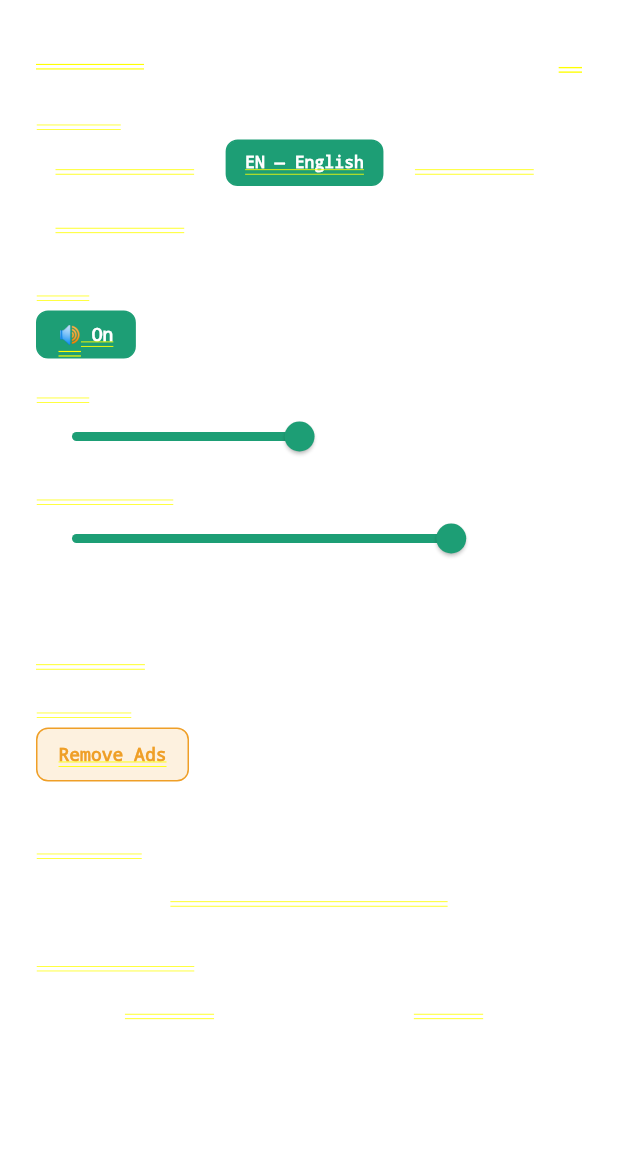
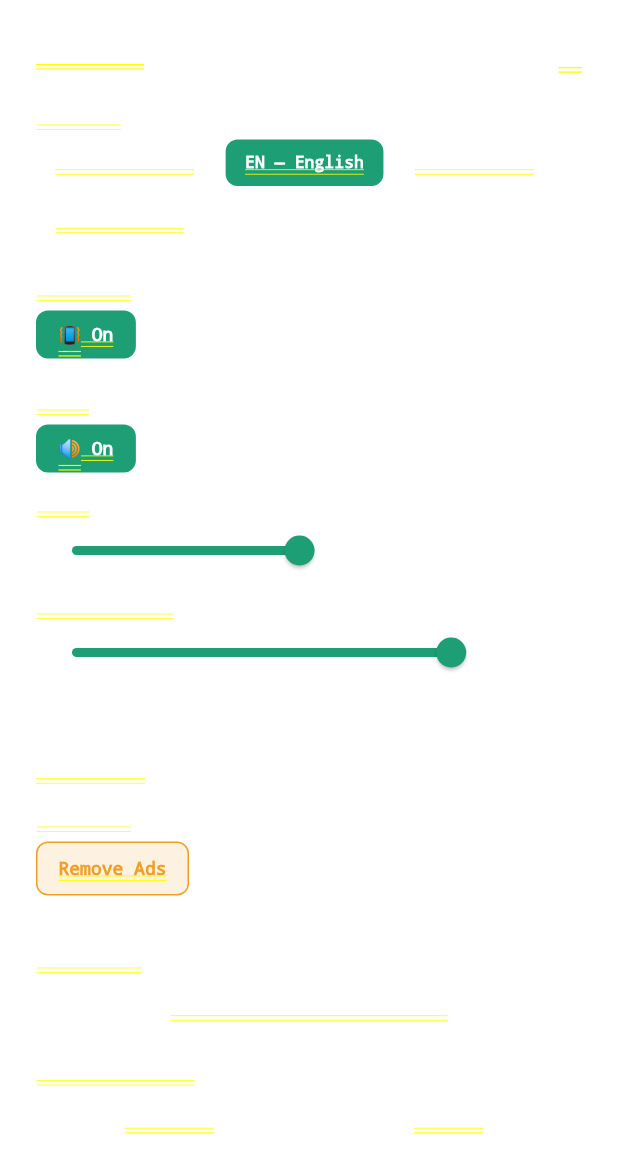
Before and after one commit to JandersonBrito/blitz-ball-game, a Flutter app: the SettingsScreen screen opened directly with empty values, on a phone screen of 412 x 824 dp. Shown: the top 1173 px of the screen. Run offline on Flutter 3.47's test engine with Material 3 defaults, Android fonts, the light colour scheme and no system bars; our stand-ins replace in_app_purchase, shared_preferences, vibration; missing offline and left inert: flame, flame_audio, games_services, unity_ads_plugin; accounts and stored records are empty.

Commit message:
feat: implement haptic feedback for block interactions and add speed upgrade feature

```diff
--- a/lib/game/managers/game_state.dart
+++ b/lib/game/managers/game_state.dart
@@ -160,6 +160,15 @@ class GameState extends ChangeNotifier {
     upgrades[id] = lvl + 1;
     notifyListeners();
     return true;
+  }
+
+  bool get speedUnlocked => (upgrades['speed'] ?? 0) > 0;
+  bool fastForward = false;
+  bool get fastForwardActive => fastForward && speedUnlocked;
+  void toggleFastForward() {
+    if (!speedUnlocked) return;
+    fastForward = !fastForward;
+    notifyListeners();
   }
 
   void addGold(int amount) { gold += amount; notifyListeners(); }
--- a/lib/main.dart
+++ b/lib/main.dart
@@ -4,6 +4,7 @@ import 'package:flutter/services.dart';
 import 'package:provider/provider.dart';
 import 'services/settings_service.dart';
 import 'services/audio_service.dart';
+import 'services/haptic_service.dart';
 import 'services/ad_service.dart';
 import 'services/purchase_service.dart';
 import 'services/consent_service.dart';
@@ -35,6 +36,7 @@ void main() async {
   final settings = await SettingsService.load();
   // Carrega em paralelo à abertura; o jogo funciona mudo até ficar pronto.
   unawaited(AudioService.instance.init(settings));
+  unawaited(HapticService.instance.init(settings));
   final gameState = await GameState.load();
 
   runApp(BallzApp(settings: settings, gameState: gameState));
--- a/lib/models/l10n.dart
+++ b/lib/models/l10n.dart
@@ -97,6 +97,7 @@ class L10n {
       'upg_water': ['Água+',         'Water+',         'Agua+',          'Eau+'],
       'upg_wind':  ['Vento+',        'Wind+',          'Viento+',        'Vent+'],
       'bounce':    ['Ricochete',     'Bounce',         'Rebote',         'Rebond'],
+      'speed':     ['Acelerar',      'Fast Forward',   'Acelerar',       'Accélérer'],
     };
     final t = map[id];
     return t != null ? _t(t) : id;
@@ -113,6 +114,7 @@ class L10n {
       'upg_water': ['Dano da Água contra Vento (desvantagem)', 'Water damage vs Wind (disadvantage)', 'Daño de Agua contra Viento (desventaja)', 'Dégâts de l\'Eau contre le Vent (désavantage)'],
       'upg_wind':  ['Chance do Vento ignorar desvantagem', 'Chance for Wind to ignore disadvantage', 'Probabilidad de que el Viento ignore la desventaja', 'Chance que le Vent ignore le désavantage'],
       'bounce':    ['Quiques extras mostrados na mira', 'Extra bounces shown on the aim line', 'Rebotes extra mostrados en la mira', 'Rebonds supplémentaires sur la visée'],
+      'speed':     ['Botão ▶▶ no jogo: rodada em 2x', 'In-game ▶▶ button: round at 2x', 'Botón ▶▶ en el juego: ronda a 2x', 'Bouton ▶▶ en jeu : manche en 2x'],
     };
     final t = map[id];
     return t != null ? _t(t) : '';
@@ -140,6 +142,8 @@ class L10n {
         return pct(value ?? 0);
       case 'bounce':
         return '${(value ?? 0).toInt()}';
+      case 'speed':
+        return '${(value ?? 1).toInt()}x';
       default:
         return value?.toString() ?? '-';
     }
@@ -181,6 +185,7 @@ class L10n {
   String get settingsSound    => _t(['Som', 'Sound', 'Sonido', 'Son']);
   String get settingsVolume   => _t(['Volume', 'Volume', 'Volumen', 'Volume']);
   String get settingsMusic    => _t(['Música', 'Music', 'Música', 'Musique']);
+  String get settingsVibration => _t(['Vibração', 'Vibration', 'Vibración', 'Vibration']);
   String get settingsSfx      => _t(['Efeitos sonoros', 'Sound effects', 'Efectos de sonido', 'Effets sonores']);
 
   // ── Tutorial ──────────────────────────────────────────────────────────────
--- a/lib/models/upgrade.dart
+++ b/lib/models/upgrade.dart
@@ -37,4 +37,6 @@ const List<UpgradeDef> upgradeDefs = [
     levels:[UpgradeLevel(cost:120,value:0.10,desc:'10%'),UpgradeLevel(cost:300,value:0.20,desc:'20%'),UpgradeLevel(cost:600,value:0.35,desc:'35%'),UpgradeLevel(cost:1000,value:0.50,desc:'50%'),UpgradeLevel(cost:1600,value:0.75,desc:'75%')]),
   UpgradeDef(id:'bounce', label:'Ricochete', icon:'↗', color:Color(0xFFAFA9EC), desc:'Ricochetes na mira',
     levels:[UpgradeLevel(cost:150,value:1,desc:'1 ricochete'),UpgradeLevel(cost:400,value:2,desc:'2 ricochetes'),UpgradeLevel(cost:800,value:3,desc:'3 ricochetes')]),
+  UpgradeDef(id:'speed', label:'Acelerar', icon:'⏩', color:Color(0xFFEF9F27), desc:'Desbloqueia o botão 2x',
+    levels:[UpgradeLevel(cost:10000,value:2,desc:'2x')]),
 ];
--- a/lib/services/settings_service.dart
+++ b/lib/services/settings_service.dart
@@ -11,12 +11,14 @@ class SettingsService extends ChangeNotifier {
   static const _keyMusicVolume = 'music_volume';
   static const _keySfxVolume = 'sfx_volume';
   static const _keyTutorialSeen = 'tutorial_seen';
+  static const _keyVibration = 'vibration_enabled';
 
   AppLanguage _language;
   bool _soundEnabled;
   double _musicVolume;
   double _sfxVolume;
   bool _tutorialSeen;
+  bool _vibrationEnabled;
 
   SettingsService._({
     required AppLanguage language,
@@ -24,11 +26,13 @@ class SettingsService extends ChangeNotifier {
     required double musicVolume,
     required double sfxVolume,
     required bool tutorialSeen,
+    required bool vibrationEnabled,
   })  : _language = language,
         _soundEnabled = soundEnabled,
         _musicVolume = musicVolume,
         _sfxVolume = sfxVolume,
-        _tutorialSeen = tutorialSeen;
+        _tutorialSeen = tutorialSeen,
+        _vibrationEnabled = vibrationEnabled;
 
   /// O consentimento aparece antes de o jogador poder escolher o idioma.
   static AppLanguage languageForCode(String code) => AppLanguage.values.firstWhere(
@@ -51,6 +55,7 @@ class SettingsService extends ChangeNotifier {
       musicVolume: musicVolume,
       sfxVolume: sfxVolume,
       tutorialSeen: tutorialSeen,
+      vibrationEnabled: prefs.getBool(_keyVibration) ?? true,
     );
   }
 
@@ -59,6 +64,7 @@ class SettingsService extends ChangeNotifier {
   double get musicVolume => _musicVolume;
   double get sfxVolume => _sfxVolume;
   bool get tutorialSeen => _tutorialSeen;
+  bool get vibrationEnabled => _vibrationEnabled;
   L10n get l10n => L10n(_language);
 
   Future<void> markTutorialSeen() async {
@@ -70,6 +76,12 @@ class SettingsService extends ChangeNotifier {
 
   void setLanguage(AppLanguage value) => language = value;
   void setSoundEnabled(bool value) => soundEnabled = value;
+  void setVibrationEnabled(bool value) {
+    if (_vibrationEnabled == value) return;
+    _vibrationEnabled = value;
+    _save();
+    notifyListeners();
+  }
   void setMusicVolume(double value) => musicVolume = value;
   void setSfxVolume(double value) => sfxVolume = value;
 
@@ -109,5 +121,6 @@ class SettingsService extends ChangeNotifier {
     await prefs.setBool(_keySoundEnabled, _soundEnabled);
     await prefs.setDouble(_keyMusicVolume, _musicVolume);
     await prefs.setDouble(_keySfxVolume, _sfxVolume);
+    await prefs.setBool(_keyVibration, _vibrationEnabled);
   }
 }
--- a/lib/ui/settings_screen.dart
+++ b/lib/ui/settings_screen.dart
@@ -197,6 +197,46 @@ class _SettingsScreenState extends State<SettingsScreen> {
                 ),
               );
             }).toList(),
+          ),
+
+          const SizedBox(height: 24),
+
+          // Vibration toggle
+          Text(l.settingsVibration,
+              style: const TextStyle(
+                  color: Colors.white38,
+                  fontSize: 10,
+                  letterSpacing: 1,
+                  fontFamily: 'monospace')),
+          const SizedBox(height: 8),
+          GestureDetector(
+            onTap: () => settings.setVibrationEnabled(!settings.vibrationEnabled),
+            child: AnimatedContainer(
+              duration: const Duration(milliseconds: 150),
+              padding:
+                  const EdgeInsets.symmetric(horizontal: 14, vertical: 8),
+              decoration: BoxDecoration(
+                color: settings.vibrationEnabled
+                    ? const Color(0xFF1D9E75)
+                    : Colors.transparent,
+                border: Border.all(
+                    color: settings.vibrationEnabled
+                        ? const Color(0xFF1D9E75)
+                        : Colors.white24),
+                borderRadius: BorderRadius.circular(8),
+              ),
+              child: Text(
+                settings.vibrationEnabled ? '📳 On' : '📴 Off',
+                style: TextStyle(
+                  color: settings.vibrationEnabled
+                      ? Colors.white
+                      : Colors.white38,
+                  fontSize: 12,
+                  fontFamily: 'monospace',
+                  fontWeight: FontWeight.bold,
+                ),
+              ),
+            ),
           ),
 
           const SizedBox(height: 24),
--- a/pubspec.yaml
+++ b/pubspec.yaml
@@ -16,6 +16,7 @@ dependencies:
   in_app_purchase: ^3.2.0
   games_services: ^4.0.1
   flame_audio: ^2.12.2
+  vibration: ^3.2.1
 
 dev_dependencies:
   flutter_test:
```
Also changed, not shown: lib/game/ballz_flame_game.dart (+144 -53 lines), lib/services/haptic_service.dart (added, +52 -0 lines), lib/ui/hud_overlay.dart (+29 -0 lines), pubspec.lock.
